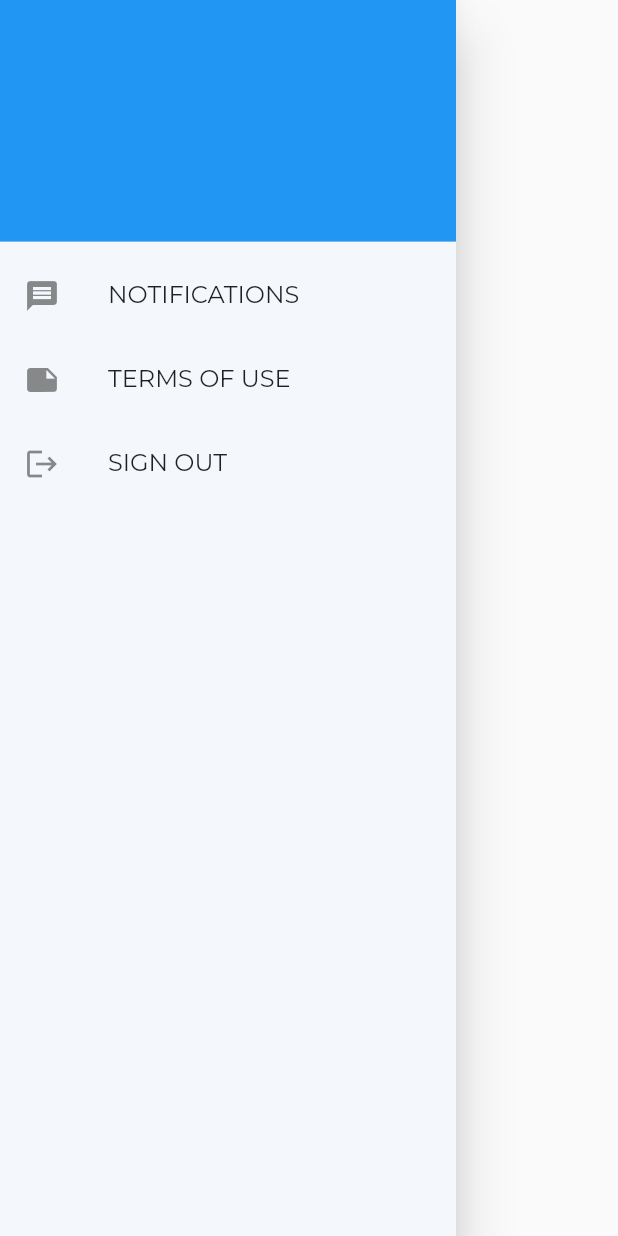
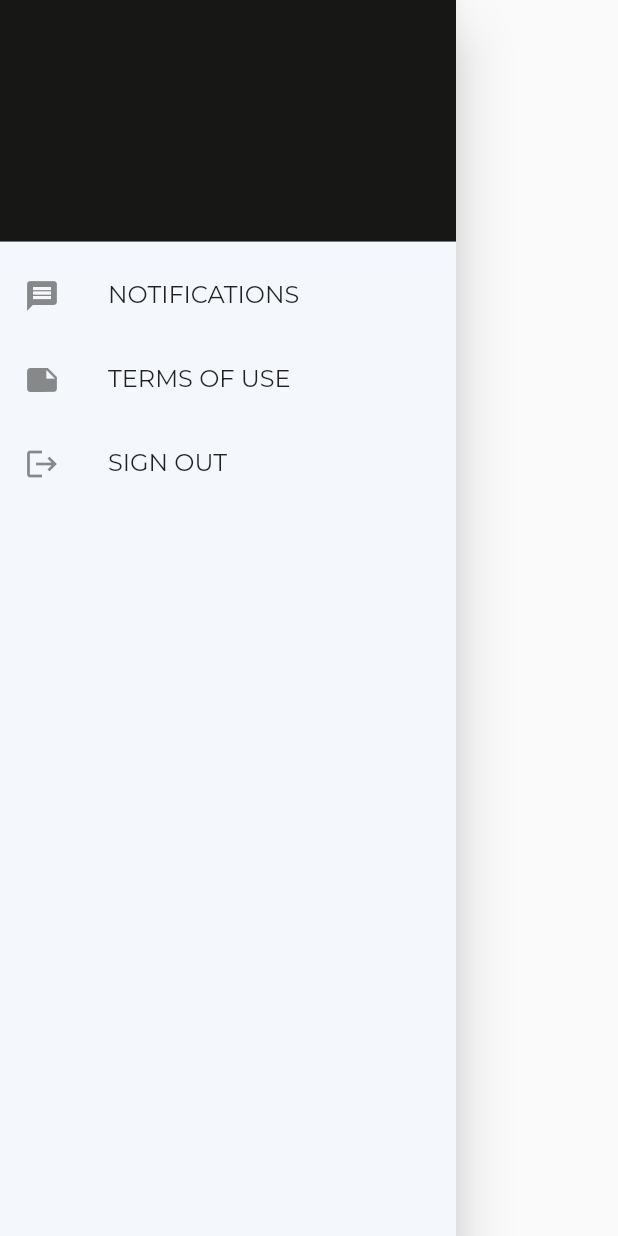
Before and after one commit to LeroyAdonis/swupp, a Flutter app: the MyDrawer widget shown alone on an empty page, opened directly, on a phone screen of 412 x 824 dp. Run offline on Flutter 3.47's test engine with Material 2 defaults, Android fonts, the phone set to English and light mode, and no system bars; our stand-ins replace cloud_firestore, eva_icons_flutter, firebase_auth, firebase_core, google_fonts, modal_progress_hud; missing offline and left inert: regexed_validator; accounts and stored records are empty; network calls fail.

Commit message:
updated DrawHeader

```diff
--- a/lib/models/user_data.dart
+++ b/lib/pages/users/user_data.dart
@@ -1,4 +1,6 @@
-class UserData {
+import 'package:flutter/cupertino.dart';
+
+class UserData extends ChangeNotifier {
   final String fullName;
   final String email;
   final String location;
--- a/lib/widgets/custom_drawer_header.dart
+++ b/lib/widgets/custom_drawer_header.dart
@@ -17,7 +17,7 @@ class CustomDrawerHeader extends StatelessWidget {
     return Padding(
       padding: EdgeInsets.zero,
       child: DrawerHeader(
-          decoration: const BoxDecoration(),
+          decoration: const BoxDecoration(color: Color(0xff171815)),
           child: Column(
             crossAxisAlignment: CrossAxisAlignment.start,
             children: [
--- a/lib/widgets/drawer.dart
+++ b/lib/widgets/drawer.dart
@@ -1,18 +1,15 @@
 // ignore_for_file: prefer_const_constructors
 
 import 'package:flutter/material.dart';
-import 'package:provider/provider.dart';
 import 'package:swupp/components/menu_list_tile.dart';
 import 'package:firebase_auth/firebase_auth.dart';
-import 'package:swupp/pages/home_page.dart';
 import 'package:cloud_firestore/cloud_firestore.dart';
-import 'package:swupp/pages/userList.dart';
-import 'package:swupp/read%20data/get_user_name.dart';
+import 'package:swupp/pages/users/userList.dart';
+import 'package:swupp/services/auth.dart';
 import 'package:swupp/services/database.dart';
-import 'package:swupp/models/user_data.dart';
+import 'package:swupp/widgets/custom_drawer_header.dart';
 
 import '../pages/main_page.dart';
-import 'custom_drawer_header.dart';
 
 final _firestore = FirebaseFirestore.instance;
 // FirebaseUser loggedInFirebaseUser;
@@ -40,6 +37,15 @@ class _MyDrawerState extends State<MyDrawer> {
   // void userStream() async {
   List<String> docIds = [];
 
+  bool userId = false;
+
+  void checkId() {
+    if (_auth.currentUser!.uid == DatabaseService().usersCollection.id) {
+      userId = true;
+      print(userId);
+    }
+  }
+
   Future getDocId() async {
     await _firestore.collection('users').get().then(
           (snapshot) => snapshot.docs.forEach(
@@ -65,7 +71,7 @@ class _MyDrawerState extends State<MyDrawer> {
   User? _user;
 
   // ignore: prefer_typing_uninitialized_variables
-  // Map<String, dynamic>? _userData;
+  Map<String, dynamic>? _userData;
 
   final _auth = FirebaseAuth.instance;
 
@@ -74,6 +80,9 @@ class _MyDrawerState extends State<MyDrawer> {
     // _getCurrentUser();
     super.initState();
     // getUser();
+    // checkId();
+    // print(DatabaseService().usersCollection.doc('user_id'));
+    // print(_auth.currentUser!.uid);
   }
 
   // void _getCurrentUser() async {
@@ -162,10 +171,16 @@ class _MyDrawerState extends State<MyDrawer> {
           //     },
           //   ),
           // ),
-          DrawerHeader(
-            decoration: BoxDecoration(color: Colors.blue),
-            child: Container(),
-          ),
+          // DrawerHeader(
+          //   decoration: BoxDecoration(
+          //     color: Color(0xFFF4F7FC),
+          //   ),
+          //   child: userId ? SizedBox() : Container(),
+          // ),
+          CustomDrawerHeader(
+              name: _auth.currentUser!.displayName.toString(),
+              email: _auth.currentUser!.email.toString(),
+              profileImageUrl: _auth.currentUser!.photoURL.toString()),
           MenuListTile(
             icon: Icons.message,
             text: 'NOTIFICATIONS',
@@ -178,7 +193,10 @@ class _MyDrawerState extends State<MyDrawer> {
             onTap: () async {
               await FirebaseAuth.instance.signOut();
               Navigator.of(context).pushReplacement(
-                  MaterialPageRoute(builder: ((context) => MainPage())));
+                MaterialPageRoute(
+                  builder: ((context) => MainPage()),
+                ),
+              );
             },
           ),
         ],
--- a/pubspec.yaml
+++ b/pubspec.yaml
@@ -31,6 +31,7 @@ environment:
 dependencies:
   cupertino_icons: ^1.0.2
   eva_icons_flutter: ^3.1.0
+  firebase_storage: ^11.0.13
   flutter:
     sdk: flutter
   flutter_spinkit: ^5.1.0
```
Also changed, not shown: lib/main.dart (+15 -2 lines), lib/pages/userList.dart (deleted, +0 -33 lines), lib/pages/users/userList.dart (added, +25 -0 lines), lib/pages/users/user_tile.dart (added, +32 -0 lines), lib/services/database.dart (+2 -6 lines), 1 other file.
